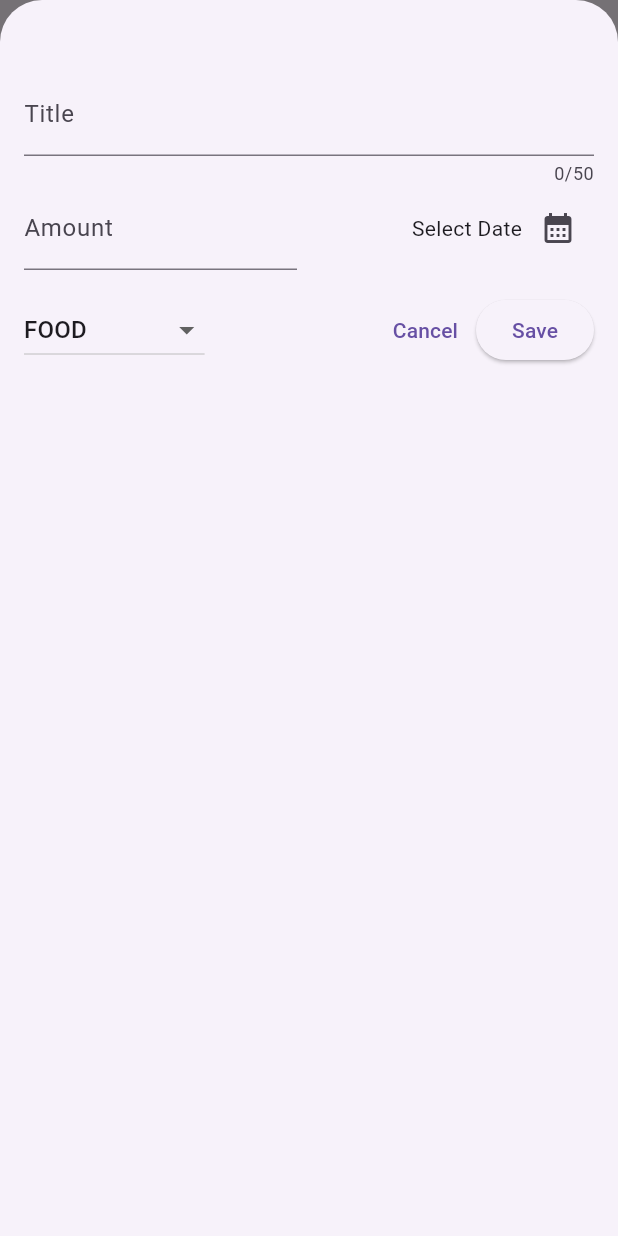
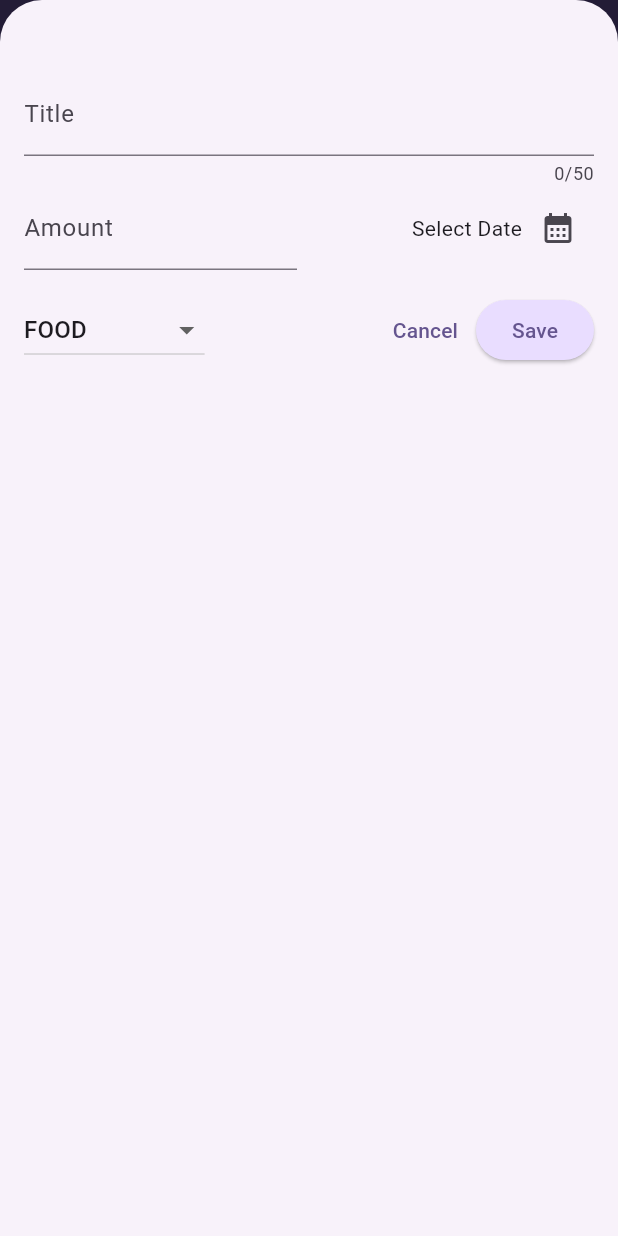
Before and after one commit to Chetan-KH511/expense_tracker, a Flutter app: the screen it shows after launch, after a tap on the "add" icon, on a phone screen of 412 x 824 dp. Run offline on Flutter 3.47's test engine with Material 3 defaults, Android fonts, the phone set to English and light mode, and no system bars.

Commit message:
Changed the colorthemes

```diff
--- a/lib/main.dart
+++ b/lib/main.dart
@@ -2,9 +2,35 @@ import 'package:flutter/material.dart';
 
 import 'package:expense_tracker/widgets/expenses.dart';
 
+var colorskeme = ColorScheme.fromSeed(
+  seedColor: Color.fromARGB(255, 96, 59, 181),
+);
+
 void main() {
   runApp(
-    const MaterialApp(
+    MaterialApp(
+      theme: ThemeData().copyWith(
+        colorScheme: colorskeme,
+        appBarTheme: const AppBarTheme().copyWith(
+          backgroundColor: colorskeme.onPrimaryContainer,
+          foregroundColor: colorskeme.primaryContainer,
+        ),
+        cardTheme: const CardTheme().copyWith(
+          color: colorskeme.secondaryContainer,
+          margin: const EdgeInsets.symmetric(horizontal: 16, vertical: 8),
+        ),
+        elevatedButtonTheme: ElevatedButtonThemeData(
+          style: ElevatedButton.styleFrom(
+              backgroundColor: colorskeme.primaryContainer),
+        ),
+        textTheme: ThemeData().textTheme.copyWith(
+              titleLarge: TextStyle(
+                fontWeight: FontWeight.normal,
+                color: colorskeme.onSecondaryContainer,
+                fontSize: 14,
+              ),
+            ),
+      ),
       home: Expenses(),
     ),
   );
--- a/lib/widgets/expenses_list/expense_item.dart
+++ b/lib/widgets/expenses_list/expense_item.dart
@@ -15,18 +15,24 @@ class ExpenseItem extends StatelessWidget {
           vertical: 16,
         ),
         child: Column(
+          crossAxisAlignment: CrossAxisAlignment.start,
           children: [
-            Text(expense.title),
+            Text(
+              expense.title,
+              style: Theme.of(context).textTheme.titleLarge,
+            ),
             const SizedBox(height: 4),
             Row(
               children: [
                 Text('\$${expense.amount.toStringAsFixed(2)}'),
                 const Spacer(),
-                Row(children: [
-                  Icon(categoryIcons[expense.category]),
-                  const SizedBox(width: 8),
-                  Text(expense.formatteddate),
-                ],),
+                Row(
+                  children: [
+                    Icon(categoryIcons[expense.category]),
+                    const SizedBox(width: 8),
+                    Text(expense.formatteddate),
+                  ],
+                ),
               ],
             )
           ],
--- a/lib/widgets/expenses_list/expenses_list.dart
+++ b/lib/widgets/expenses_list/expenses_list.dart
@@ -15,6 +15,10 @@ class ExpensesList extends StatelessWidget {
     return ListView.builder(
       itemCount: expenses.length,
       itemBuilder: (ctx, index) => Dismissible(
+        background: Container(
+          color: Theme.of(context).colorScheme.error.withOpacity(0.75),
+          margin: Theme.of(context).cardTheme.margin,
+        ),
         key: ValueKey(expenses[index]),
         onDismissed: (direction) {
           dismiss(expenses[index]);
```
